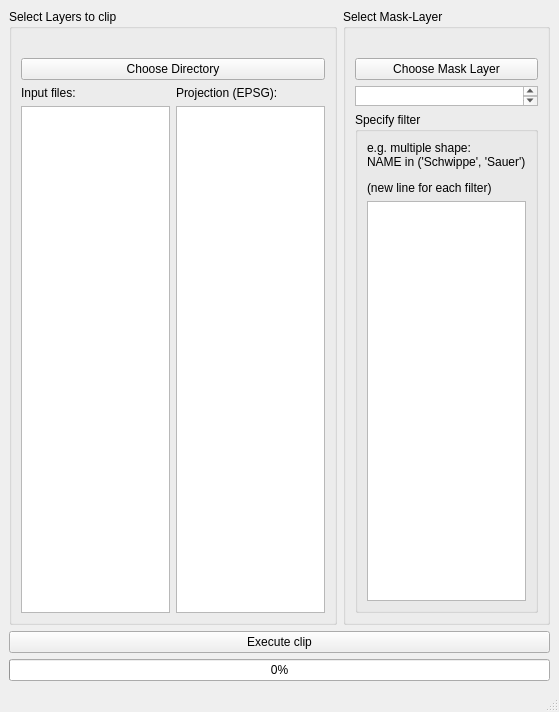
Old version of the form gis_clip/UI/main.ui in the repository gummibumm/gis_clip.
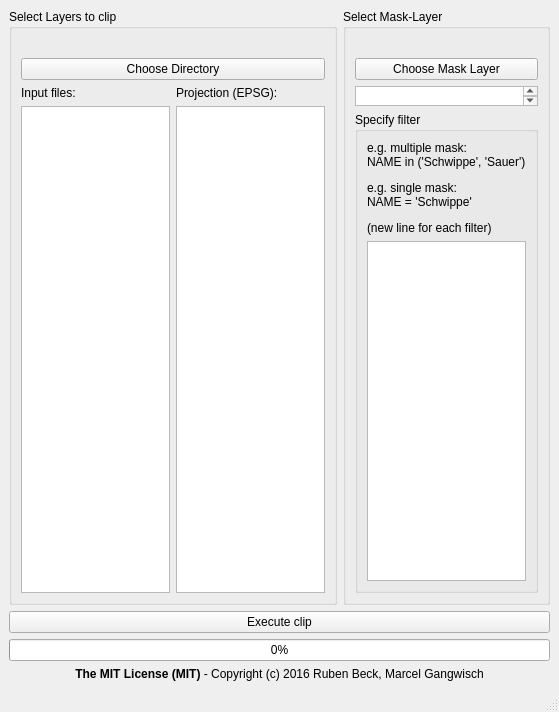
New version of the form.

```diff
--- a/gis_clip/UI/main.ui
+++ b/gis_clip/UI/main.ui
@@ -122,7 +122,7 @@
                 <item>
                  <widget class="QLabel" name="label">
                   <property name="text">
-                   <string>&lt;html&gt;&lt;head/&gt;&lt;body&gt;&lt;p&gt;e.g. multiple shape: &lt;br/&gt;NAME in ('Schwippe', 'Sauer')&lt;/p&gt;&lt;p&gt;(new line for each filter)&lt;/p&gt;&lt;/body&gt;&lt;/html&gt;</string>
+                   <string>&lt;html&gt;&lt;head/&gt;&lt;body&gt;&lt;p&gt;e.g. multiple mask: &lt;br/&gt;NAME in ('Schwippe', 'Sauer')&lt;/p&gt;&lt;p&gt;e.g. single mask:&lt;br/&gt;NAME = 'Schwippe'&lt;/p&gt;&lt;p&gt;(new line for each filter)&lt;/p&gt;&lt;/body&gt;&lt;/html&gt;</string>
                   </property>
                  </widget>
                 </item>
@@ -155,6 +155,16 @@
       </item>
      </layout>
     </item>
+    <item row="1" column="0">
+     <widget class="QLabel" name="copyright">
+      <property name="text">
+       <string>&lt;html&gt;&lt;head/&gt;&lt;body&gt;&lt;p&gt;&lt;span style=&quot; font-weight:600;&quot;&gt;The MIT License (MIT)&lt;/span&gt; - Copyright (c) 2016 Ruben Beck, Marcel Gangwisch&lt;/p&gt;&lt;/body&gt;&lt;/html&gt;</string>
+      </property>
+      <property name="alignment">
+       <set>Qt::AlignCenter</set>
+      </property>
+     </widget>
+    </item>
    </layout>
   </widget>
   <widget class="QMenuBar" name="menubar">
```
Left out of the diff: 2 changed lines with no effect on the pictures.
